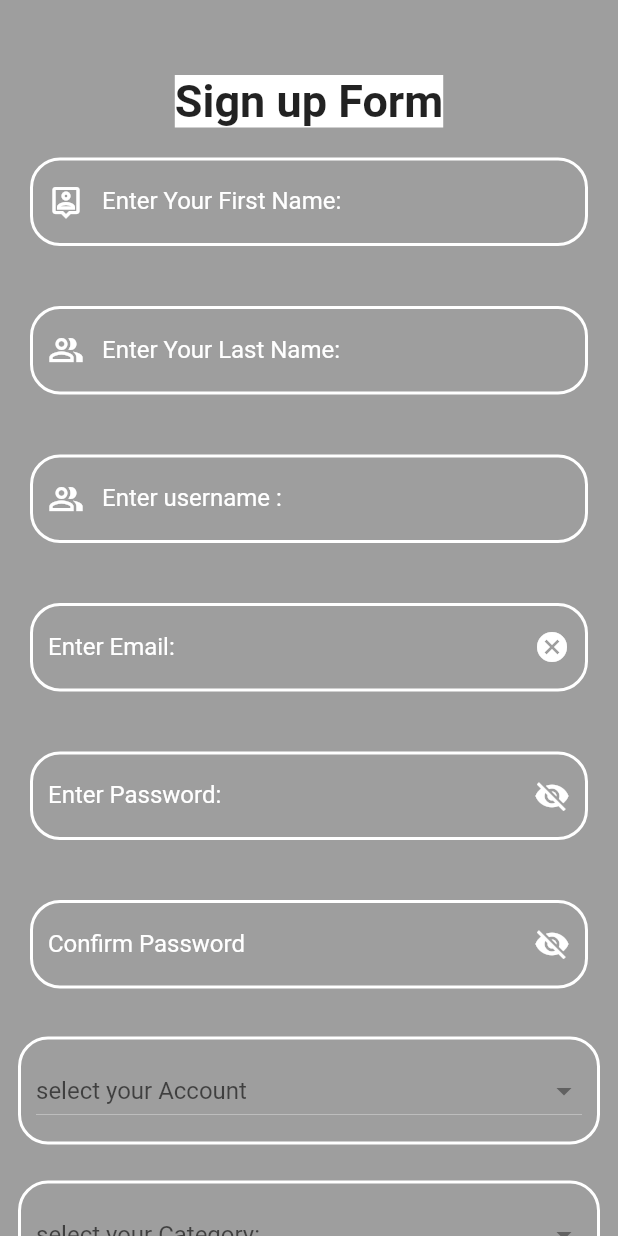
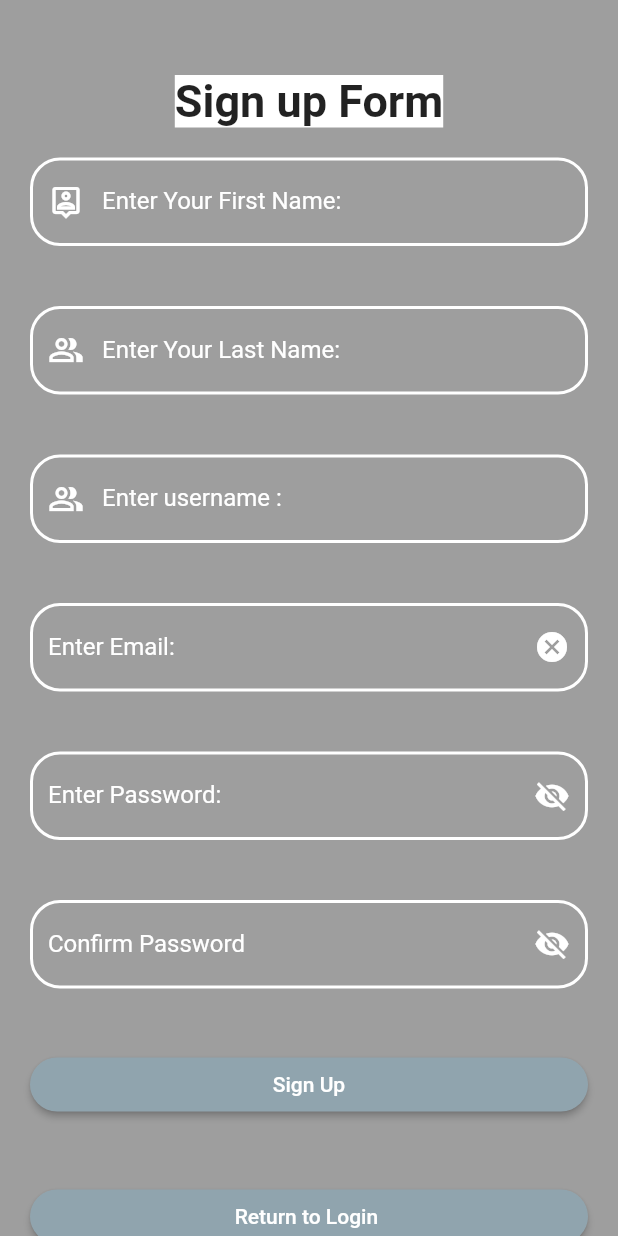
Before and after one commit to rubamak/my_product, a Flutter app: the screen it shows after launch, on a phone screen of 412 x 824 dp. Run offline on Flutter 3.47's test engine with Material 2 defaults, Android fonts, the phone set to English and light mode, and no system bars; our stand-ins replace awesome_dialog, carousel_pro, cloud_firestore, firebase_auth, firebase_core, firebase_database and 7 more; accounts and stored records are empty.

Commit message:
registarion page update

```diff
--- a/lib/main.dart
+++ b/lib/main.dart
@@ -41,8 +41,10 @@ import 'package:provider/provider.dart';
 // runApp is library function
 // here where program start
 
- Future<void> main()  async {
+ void main()  async {
+  //يتاكد من عملية التهيئة تمت عشان يشغل البرنلمج
    WidgetsFlutterBinding.ensureInitialized();
+   //يتاكد من اتصال مع الفاير بيس
    await Firebase.initializeApp();
    runApp(
 
--- /dev/null
+++ b/lib/modules/users.dart
@@ -0,0 +1,21 @@
+
+
+class Users{
+  String? username ;
+  String? firstName;
+  String? lastName;
+  String? email;
+  String? userImage;
+  String? userUid;
+
+  Users({
+    this.email,
+    this.firstName,
+    this.lastName,
+    this.userImage,this.username,
+    this.userUid
+
+});
+
+
+}
--- a/lib/pages/Registration_page.dart
+++ b/lib/pages/Registration_page.dart
@@ -1,11 +1,13 @@
 
 import 'dart:ui';
 
+import 'package:awesome_dialog/awesome_dialog.dart';
 import 'package:cloud_firestore/cloud_firestore.dart';
 import 'package:firebase_auth/firebase_auth.dart';
 import 'package:firebase_database/firebase_database.dart';
 import 'package:flutter/material.dart';
 import 'package:fluttertoast/fluttertoast.dart';
+import 'package:google_sign_in/google_sign_in.dart';
 import 'package:my_product/color/my_colors.dart';
 import 'package:my_product/pages/home.dart';
 import 'package:my_product/widgets/category_item.dart';
@@ -19,7 +21,6 @@ import 'login.dart';
    _RegistartionState createState() => _RegistartionState();
  }
 
-enum AuthMode {SignUp, Login }
 
  class _RegistartionState extends State<Registartion> {
    static var accountType = {"Choose one","user", "Productive Family"};
@@ -33,19 +34,7 @@ enum AuthMode {SignUp, Login }
    var _lastNameController = TextEditingController();
    var _usernameController = TextEditingController();
 
-
-   final GlobalKey<FormState> _formKey = GlobalKey();
-
-   //AuthMode _authMode = AuthMode.Login;
-
-   Map <String,String> _authData = {
-
-     'email': '',
-     'firstName': '',
-     'lastName': '',
-     'username': '',
-     'password': '',
-   };
+   var myEmail ,firstName, lastName, username, myPassword;
    var _isLoading = false;
 
 
@@ -62,13 +51,9 @@ enum AuthMode {SignUp, Login }
 
    static String? valueChoose;
    static List  listItems = ["User","productive Family"];
-
+    GlobalKey<FormState> _formKey = GlobalKey<FormState>();
    @override
    Widget build(BuildContext context) {
-
-
-
-
 
      return  Scaffold(
        backgroundColor: grey,
@@ -83,8 +68,6 @@ enum AuthMode {SignUp, Login }
                    Container(
                      padding: EdgeInsets.all(20),
                      child: TextFormField(
-
-
                        //type of text
                        //keyboardType: TextInputType.,
                        style: TextStyle(color: white),
@@ -105,14 +88,14 @@ enum AuthMode {SignUp, Login }
                        cursorColor: white,
                        controller: _firstNameController,
                        validator: (val){
-                          if(val== null) {
-                             return " invalid Entry(";
-                               }   else{return null;} ;
+                          if(val!.isEmpty|| val.length < 2) {
+                             return " Short name :(";
+                               }   else{
+                            return null;} ;
 
                               },
                          onSaved: (value){
-                         _authData['firstName']= value!;
-                         print(_authData['firstName']);
+                         firstName = value;
                          },
 
 
@@ -142,13 +125,15 @@ enum AuthMode {SignUp, Login }
                        cursorColor: white,
                        controller:   _lastNameController,
                        validator: (val){
-                         if(val== null) {
+                         if(val!.isEmpty ) {
                            return " invalid Entry:(";
-                         }   else{return null;} ;
+                         }else if(val.length < 2){
+                           return "short last name ";
+                         }
+                         else{return null;} ;
                        },
                        onSaved: (value){
-                         _authData['lastName']= value!;
-                         print(_authData['lastName']);
+                         lastName = value;
                        },
                      ),
                    ),
@@ -176,13 +161,23 @@ enum AuthMode {SignUp, Login }
                        cursorColor: white,
                        controller:   _usernameController,
                        validator: (val){
-                         if(val== null) {
+                         if(val!.isEmpty ) {
                            return " invalid Entry:(";
-                         }   else{return null;} ;
+                         }else if (val.length<4){
+                           return"short username";
+
+                         }
+                         else if( !val.contains("_")){
+                           return " add any symbols";
+                         }
+                         else if (!val.contains(RegExp(r'[0-9]'))) {
+                           return " you should add numbers ";}
+
+                         else{
+                           return null;} ;
                        },
                        onSaved: (value){
-                         _authData['username']= value!;
-                         print(_authData['username']);
+                        username = value;
                        },
                      ),
                    ),
@@ -213,8 +208,7 @@ enum AuthMode {SignUp, Login }
                         }   else{return null;} ;
                        },
                        onSaved: (value){
-                      _authData['email']= value!;
-                      print(_authData['email']);
+                      myEmail = value;
                        },
                      ),
                    ),
@@ -248,8 +242,7 @@ enum AuthMode {SignUp, Login }
                          }   else{return null;} ;
                        },
                        onSaved: (value){
-                         _authData['password']= value!;
-                         print(_authData['password']);
+                        myPassword = value;
                        },
                      ),
                    ),
@@ -284,50 +277,14 @@ enum AuthMode {SignUp, Login }
                        },
                      ),
                    ),
-                      Container(
+                      // Container(
 
-
-                        padding: EdgeInsets.all(10),
-                            margin: EdgeInsets.all(12),
-                            decoration: BoxDecoration(
-                              borderRadius: BorderRadius.circular(20),
-                              border: Border.all(color: white,width: 2)
-                            ),
-
-                            child:
-                                Column(
-                                  children: [
-                                    DropdownButton(
-
-                                      borderRadius: BorderRadius.circular(20),
-                                      hint: Text("select your Account"),
-                                     isExpanded: true,
-                                      value: valueChoose,
-                                        onChanged: (newValue){
-                                        setState(() {
-                                          valueChoose = newValue as String?;
-
-                                        });
-                                        },
-                                        items: listItems.map((valueItem) {
-                                          return DropdownMenuItem(
-
-                                              value: valueItem,
-                                            child: Text(valueItem),
-                                            enabled: true,
-                                          );
-                                        }).toList(),
-                                    ),
-                                  ],
-                                ),
-                      ),
-
-                   familyType(),
+                   //familyType(),
                    Padding(
                      padding: const EdgeInsets.all(20.0),
                      child: ElevatedButton(
                        child: Text('Sign Up'),
-                           onPressed: _submit,
+                       onPressed: signUp,
                        style: ElevatedButton.styleFrom(
                          padding: EdgeInsets.all(10),
                          primary: Theme.of(context).primaryColor,
@@ -366,25 +323,34 @@ enum AuthMode {SignUp, Login }
    //FirebaseAuth firebaseAuth = FirebaseAuth.instance;
    //DatabaseReference dbRef = FirebaseDatabase.instance.reference().child("Users");
 
-   CollectionReference users = FirebaseFirestore.instance.collection("users");
 
-  void   _submit()     {
+
+  Future<void> signUp() async {
+     // var formData = _formKey.currentState;
+     // if(formData!.validate()){
+     //هدول السطرين يكافؤ السطر الي تحت في سطر واحد
+     // }
      //يتاكد من الاشياء الي داخل الفورم يتحقق منها عشان بعدها يخزنها
      if(!_formKey.currentState!.validate()){
-       return ;
-     }
+       //return ;
+       print("not valid");
+     }else
+       print("vaild");
      // حفظ الداتا الي تحقق منها داخل الفورم
          _formKey.currentState!.save();
+          _createUser();
+     //انشاء حساب لليوزر جديد
 
-     //انشاء حساب لليوزر جديد
-   _createUser();
+
+   //
     //Navigator.pushReplacementNamed(context, HomePage.routeName);
     // addUser();
     // Fluttertoast.showToast(msg: "Account has Successfully created ");
 
 
   }
-
+  //add user to collection on firebase
+   CollectionReference users = FirebaseFirestore.instance.collection("users");
    Future addUser() async{
      return users.add({
        "email":_emailController.text,
@@ -392,63 +358,62 @@ enum AuthMode {SignUp, Login }
        'last name': _lastNameController.text,
        'username': _usernameController.text,
        'password': _passwordController.text,
-       'account type': valueChoose,
+     }).then((value) =>
+         print("user added!"));
+   }
 
-
-     }).then((value) =>   print("user added!"));
-   }
+  // Future<UserCredential> signInWithGoogle() async {
+     // Trigger the authentication flow
+   //   final GoogleSignInAccount? googleUser = await GoogleSignIn().signIn();
+   //
+   //   // Obtain the auth details from the request
+   //   final GoogleSignInAuthentication? googleAuth = await googleUser
+   //       ?.authentication;
+   //
+   //
+   //   // Create a new credential
+   //   final credential = GoogleAuthProvider.credential(
+   //     accessToken: googleAuth?.accessToken,
+   //     idToken: googleAuth?.idToken,
+   //   );
+   //   //addUser();
+   //   //Fluttertoast.showToast(msg: "google account created!");
+   //
+   //
+   //   // Once signed in, return the UserCredential
+   //   return await FirebaseAuth.instance.signInWithCredential(credential);
+   //
+   // }
+   User? user = FirebaseAuth.instance.currentUser;
    Future<void> _createUser() async {
          try {
            UserCredential userCredential = await FirebaseAuth.instance
-               .createUserWithEmailAndPassword(email: _emailController.text, password: _passwordController.text);
-           print("yeeeeeeeeeeessssssssssssss");
+               .createUserWithEmailAndPassword(email: myEmail, password: myPassword);
+           print(userCredential.user!.email);
+           print("===================================");
+           //print(userCredential.user!.displayName);
+           //print(userCredential.user!.uid);
+           Fluttertoast.showToast(msg: "Account has Successfully created ");
            addUser();
-           Fluttertoast.showToast(msg: "Account has Successfully created ");
-         } catch(err){
-             showDialog(context: context, builder: (BuildContext context){
-               return AlertDialog(
-                 title: Text("Error"),
-                 content: Text(err.toString()),
-                 actions: [
-                   TextButton(
-                     child: Text("ok"),
-                     onPressed: (){
-                       Navigator.of(context).pop();
-                     },
-                   )
-                 ],
 
+           // if( userCredential.user!.emailVerified ==false ) {
+           //   await user!.sendEmailVerification();
+           // }
 
-               );
-             });
-       }
-
-       // print("email: $_email, pass: $_password");
-       // to create account and added to firebase
-       // Null userCredential = await FirebaseAuth.instance
-       //     .createUserWithEmailAndPassword(email: _emailController.text, password: _passwordController.text).then((result){
-       //       dbRef.child(result.user!.uid).set({
-       //
-       //         "email":_emailController.text,
-       //         'firstName': _firstNameController.text,
-       //         'lastName': _lastNameController.text,
-       //         'username': _usernameController.text,
-       //         'password': _passwordController.text,
-       //
-       //       });
-       //         //   .then((res){
-       //         // Navigator.pushReplacement(context, MaterialPageRoute(builder: (context)=> HomePage(uid: result.user!.uid)),
-       //         // );
-       //         Fluttertoast.showToast(msg: "Account has Successfully created ");
-       //         print("yeeeeeeeeeeessssssssssssss");
-       //
-       //
-       //       });
-       // }).catchError((err){
-       //   showDialog(context: context, builder: (BuildContext context){
+         } on FirebaseException catch(e){
+           if( e.code == 'weak-password') {
+             AwesomeDialog(context: context, title: "Something wrong!",
+               body: Text("password is too weak"), )..show();
+             print("weak pass");
+           }else if (e.code == 'email-already-in-use'){
+             AwesomeDialog(context: context, title: "Something wrong!",
+               body: Text("email is used by another account.."), )..show();
+             print("emaid is used ");
+             // showDialog(context: context, builder: (BuildContext context){
              //     return AlertDialog(
-       //       title: Text("Error"),
-       //       content: Text(err.toString()),
+             //       title: Text("Something Wrong !"),
+             //       content:
+             //       Text(e.toString() ),
              //       actions: [
              //         TextButton(
              //           child: Text("ok"),
@@ -461,54 +426,80 @@ enum AuthMode {SignUp, Login }
              //
              //     );
              //   });
+
+             }
+             // showDialog(context: context, builder: (BuildContext context){
+             //   return AlertDialog(
+             //     title: Text("Error"),
+             //     content:
+             //     Text(e.toString() ),
+             //     actions: [
+             //       TextButton(
+             //         child: Text("ok"),
+             //         onPressed: (){
+             //           Navigator.of(context).pop();
+             //         },
+             //       )
+             //     ],
              //
+             //
+             //   );
            // });
+
+       }
+
+       catch(err){
+             Center(child: CircularProgressIndicator());
+           print(err);
+         }
+
+
       // Navigator.pushNamed(context, '/');  زبط ولكن ما يعرض لي بيانات المستخدم
 
    }
 
-    static List categoryList =
-    [ "Food","Drinks","Clothes","Homemade","Digital Services" ];
-  static String? categoryChoose;
-
-   Widget familyType() {
-
-    return Container(
-      child: valueChoose == listItems[0]? null  :
-      Container(
-        padding: EdgeInsets.all(10),
-        margin: EdgeInsets.all(12),
-        decoration: BoxDecoration(
-            borderRadius: BorderRadius.circular(20),
-            border: Border.all(color: white,width: 2)
-        ),
-        child: Column(
-          children: [
-            DropdownButton(
-
-              borderRadius: BorderRadius.circular(20),
-              hint: Text("select your Category:"),
-              isExpanded: true,
-              value: categoryChoose,
-              onChanged: (newValue){
-                setState(() {
-                  categoryChoose = newValue as String?;
-
-                });
-              },
-              items: categoryList.map((catItem) {
-                return DropdownMenuItem(
-
-                  value: catItem,
-                  child: Text(catItem),
-                  enabled: true,
-                );
-              }).toList(),
-            ),
-          ],
-        ),
-      ),
-    );
-   }
+  //   static List categoryList =
+  //   [ "Food","Drinks","Clothes","Homemade","Digital Services" ];
+  // static String? categoryChoose;
+  //
+  //  Widget familyType() {
+  //
+  //   return Container(
+  //     child: valueChoose == listItems[0]? null  :
+  //     Container(
+  //       padding: EdgeInsets.all(10),
+  //       margin: EdgeInsets.all(12),
+  //       decoration: BoxDecoration(
+  //           borderRadius: BorderRadius.circular(20),
+  //           border: Border.all(color: white,width: 2)
+  //       ),
+  //       child: Column(
+  //         children: [
+  //           DropdownButton(
+  //
+  //             borderRadius: BorderRadius.circular(20),
+  //             hint: Text("select your Category:"),
+  //             isExpanded: true,
+  //             value: categoryChoose,
+  //             onChanged: (newValue){
+  //               setState(() {
+  //                 categoryChoose = newValue as String?;
+  //
+  //               });
+  //             },
+  //             items: categoryList.map((catItem) {
+  //               return DropdownMenuItem(
+  //
+  //                 value: catItem,
+  //                 child: Text(catItem),
+  //                 enabled: true,
+  //               );
+  //             }).toList(),
+  //           ),
+  //         ],
+  //       ),
+  //     ),
+  //   );
+  //  }
 
 }
--- a/lib/pages/home.dart
+++ b/lib/pages/home.dart
@@ -17,6 +17,8 @@ import 'package:url_launcher/url_launcher.dart';
 class HomePage extends StatefulWidget {
  // const HomePage({Key? key, required Object uid}) : super(key: key);
   static const routeName = '/homepage-screen';
+
+
 
   @override
   _HomePageState createState() => _HomePageState();
@@ -73,8 +75,6 @@ class _HomePageState extends State<HomePage> {
             IconButton(
                 icon: Icon(Icons.settings, color: white),
                 onPressed: () {
-                  Navigator.push(context,
-                      MaterialPageRoute(builder: (context) => CartScreen()));
                 }),
           ],
 
@@ -208,7 +208,6 @@ class _HomePageState extends State<HomePage> {
           ),
         ),
         floatingActionButton: FloatingActionButton(
-
           onPressed: () => bottomSheet(context),
          /* async{
             try{
--- a/lib/pages/taps_screen.dart
+++ b/lib/pages/taps_screen.dart
@@ -149,7 +149,7 @@ class _TapsScreenState extends State<TapsScreen> {
           ),
         ],
       ),
-        drawer: const MainDrawer(),
+        drawer:  MainDrawer(),
     );
   }
 
--- a/pubspec.yaml
+++ b/pubspec.yaml
@@ -39,6 +39,7 @@ dependencies:
   shared_preferences: ^2.0.7
   fluttertoast: ^8.0.8
   toast:
+  awesome_dialog: ^2.1.1
   firebase_core: ^1.6.0
   firebase_database: ^7.2.2
   select_form_field: ^2.2.0
```
Also changed, not shown: lib/pages/login.dart (+18 -1 lines), lib/widgets/main_drawer.dart (+9 -2 lines), pubspec.lock. Lines whose indentation alone changed are shown as unchanged.
